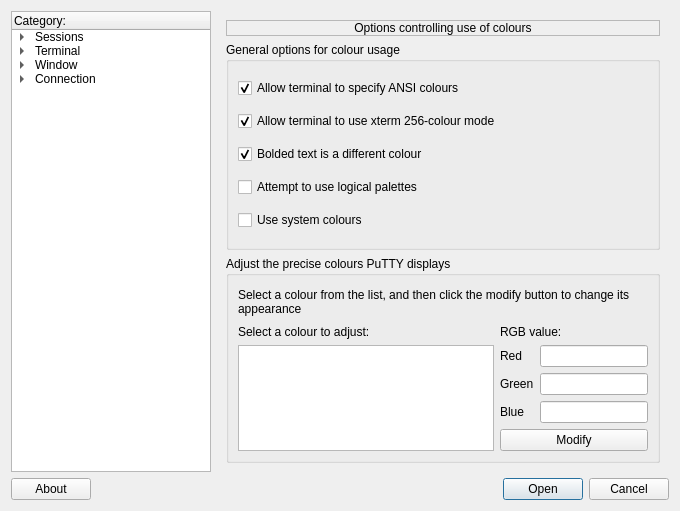
Before: the Qt Designer form GuiSettingsWindow.ui in rajendrant/qutty, drawn with Qt 5.
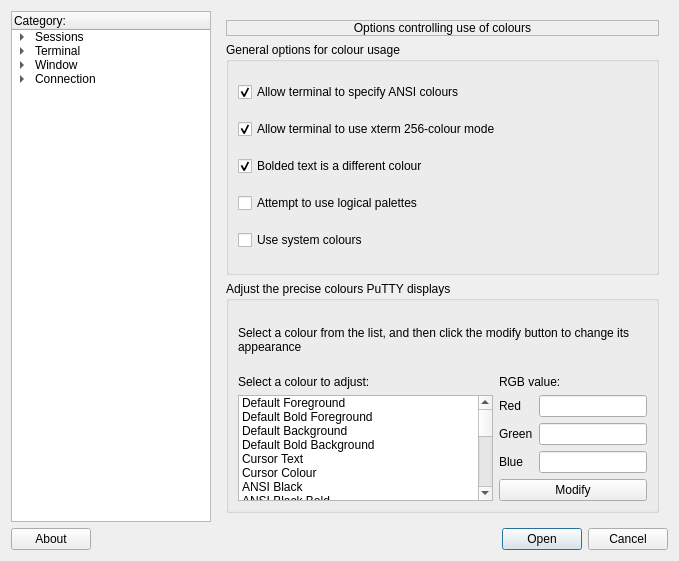
After: the same form once the commit is applied. The open tabs and pages were chosen to show the change.

Commit message: Fix for Colour selection (Window->Colours) and warn on close window (Window->Behaviour)

What changed in the file:
```diff
--- a/GuiSettingsWindow.ui
+++ b/GuiSettingsWindow.ui
@@ -6,8 +6,8 @@
    <rect>
     <x>0</x>
     <y>0</y>
-    <width>0</width>
-    <height>0</height>
+    <width>679</width>
+    <height>561</height>
    </rect>
   </property>
   <property name="windowTitle">
@@ -2757,7 +2757,118 @@
                </widget>
               </item>
               <item row="1" column="0" rowspan="4">
-               <widget class="QListWidget" name="listWidget_6"/>
+               <widget class="QListWidget" name="l_colour">
+                <item>
+                 <property name="text">
+                  <string>Default Foreground</string>
+                 </property>
+                </item>
+                <item>
+                 <property name="text">
+                  <string>Default Bold Foreground</string>
+                 </property>
+                </item>
+                <item>
+                 <property name="text">
+                  <string>Default Background</string>
+                 </property>
+                </item>
+                <item>
+                 <property name="text">
+                  <string>Default Bold Background</string>
+                 </property>
+                </item>
+                <item>
+                 <property name="text">
+                  <string>Cursor Text</string>
+                 </property>
+                </item>
+                <item>
+                 <property name="text">
+                  <string>Cursor Colour</string>
+                 </property>
+                </item>
+                <item>
+                 <property name="text">
+                  <string>ANSI Black</string>
+                 </property>
+                </item>
+                <item>
+                 <property name="text">
+                  <string>ANSI Black Bold</string>
+                 </property>
+                </item>
+                <item>
+                 <property name="text">
+                  <string>ANSI Red</string>
+                 </property>
+                </item>
+                <item>
+                 <property name="text">
+                  <string>ANSI Red Bold</string>
+                 </property>
+                </item>
+                <item>
+                 <property name="text">
+                  <string>ANSI Green</string>
+                 </property>
+                </item>
+                <item>
+                 <property name="text">
+                  <string>ANSI Green Bold</string>
+                 </property>
+                </item>
+                <item>
+                 <property name="text">
+                  <string>ANSI Yellow</string>
+                 </property>
+                </item>
+                <item>
+                 <property name="text">
+                  <string>ANSI Yellow Bold</string>
+                 </property>
+                </item>
+                <item>
+                 <property name="text">
+                  <string>ANSI Blue</string>
+                 </property>
+                </item>
+                <item>
+                 <property name="text">
+                  <string>ANSI Blue Bold</string>
+                 </property>
+                </item>
+                <item>
+                 <property name="text">
+                  <string>ANSI Magenta</string>
+                 </property>
+                </item>
+                <item>
+                 <property name="text">
+                  <string>ANSI Magenta Bold</string>
+                 </property>
+                </item>
+                <item>
+                 <property name="text">
+                  <string>ANSI Cyan</string>
+                 </property>
+                </item>
+                <item>
+                 <property name="text">
+                  <string>ANSI Cyan Bold</string>
+                 </property>
+                </item>
+                <item>
+                 <property name="text">
+                  <string>ANSI White</string>
+                 </property>
+                </item>
+                <item>
+                 <property name="text">
+                  <string>ANSI White Bold</string>
+                 </property>
+                </item>
+               </widget>
               </item>
               <item row="1" column="1">
                <widget class="QLabel" name="label_62">
```
Left out of the diff: 12 changed lines with no effect on the pictures. The commit also changes 2 other files.
